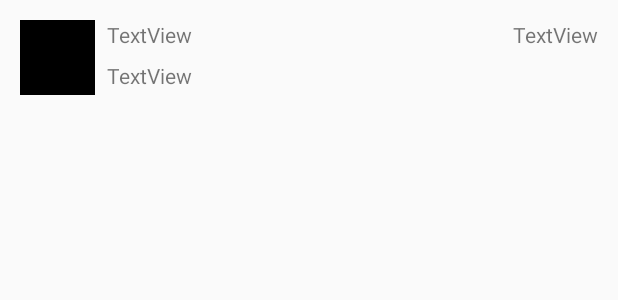
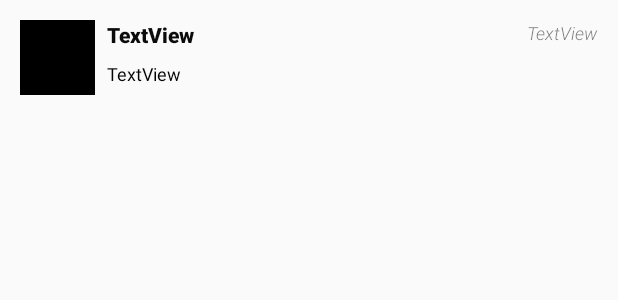
Before and after one commit to spiralcloudah/MySimpleTweets, an Android app: the layout item_tweet.xml on its own in the app's theme, with its tools: preview values and no code run, on a phone screen of 412 x 824 dp. Shown: the top 300 px of the screen. Run offline under Robolectric (Android 15) with nearby library versions, the phone set to English and light mode, and no system bars.

```diff
--- a/app/build.gradle
+++ b/app/build.gradle
@@ -45,4 +45,5 @@ dependencies {
     annotationProcessor "android.arch.persistence.room:compiler:1.1.1"
     implementation 'com.facebook.stetho:stetho:1.5.0'
     implementation 'com.android.support:recyclerview-v7:28.0.0'
+    implementation 'com.android.support:mediarouter-v7:28.0.0'
 }
--- a/app/src/main/res/layout/item_tweet.xml
+++ b/app/src/main/res/layout/item_tweet.xml
@@ -23,7 +23,11 @@
         android:layout_height="wrap_content"
         android:layout_marginStart="8dp"
         android:layout_marginTop="8dp"
+        android:fontFamily="sans-serif-black"
         android:text="TextView"
+        android:textColor="#0C0B0B"
+        android:textSize="14sp"
+        android:textStyle="bold"
         app:layout_constraintStart_toEndOf="@+id/ivProfileImage"
         app:layout_constraintTop_toTopOf="parent" />
 
@@ -34,7 +38,10 @@
         android:layout_marginStart="8dp"
         android:layout_marginTop="8dp"
         android:layout_marginEnd="8dp"
+        android:fontFamily="sans-serif"
         android:text="TextView"
+        android:textColor="#030303"
+        android:textSize="12sp"
         app:layout_constraintEnd_toEndOf="parent"
         app:layout_constraintStart_toEndOf="@+id/ivProfileImage"
         app:layout_constraintTop_toBottomOf="@+id/tvUserName" />
@@ -45,7 +52,11 @@
         android:layout_height="wrap_content"
         android:layout_marginTop="8dp"
         android:layout_marginEnd="8dp"
+        android:fontFamily="sans-serif-light"
         android:text="TextView"
+        android:textAlignment="textEnd"
+        android:textSize="12sp"
+        android:textStyle="italic"
         app:layout_constraintEnd_toEndOf="parent"
         app:layout_constraintTop_toTopOf="parent" />
 </android.support.constraint.ConstraintLayout>
```
Also changed, not shown: app/src/main/java/com/codepath/apps/restclienttemplate/TimelineActivity.java (+8 -0 lines), app/src/main/res/menu/timeline.xml (added, +10 -0 lines).
